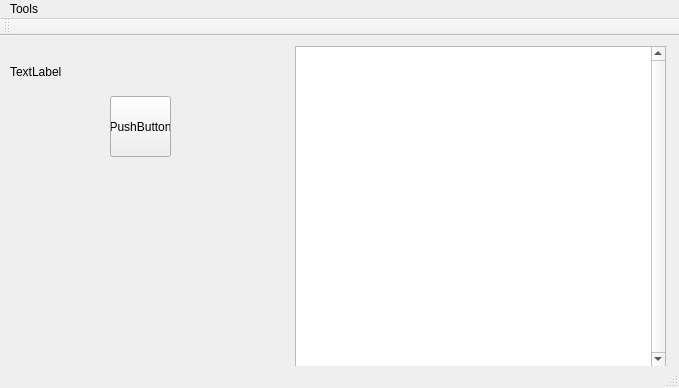
Above: mainwindow.ui from twpark/csc3220_dialer_lab before the change. Below: the same form after it.
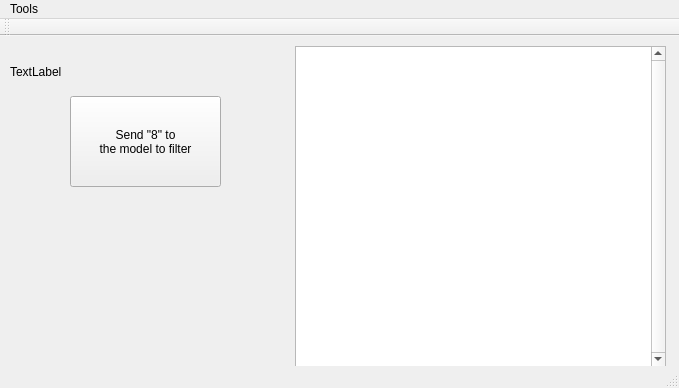
That is the form after the change.

What changed in the file:
```diff
--- a/mainwindow.ui
+++ b/mainwindow.ui
@@ -52,14 +52,15 @@
    <widget class="QPushButton" name="pushButton">
     <property name="geometry">
      <rect>
-      <x>110</x>
+      <x>70</x>
       <y>60</y>
-      <width>61</width>
-      <height>61</height>
+      <width>151</width>
+      <height>91</height>
      </rect>
     </property>
     <property name="text">
-     <string>PushButton</string>
+     <string>Send &quot;8&quot; to 
+the model to filter</string>
     </property>
    </widget>
   </widget>
```
